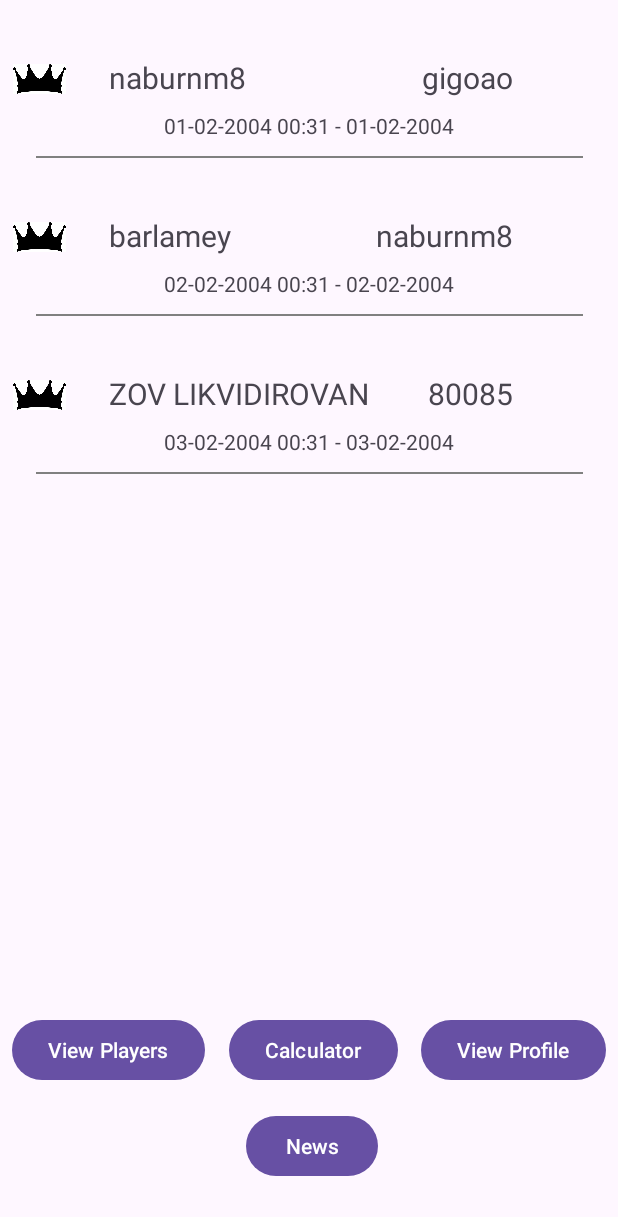
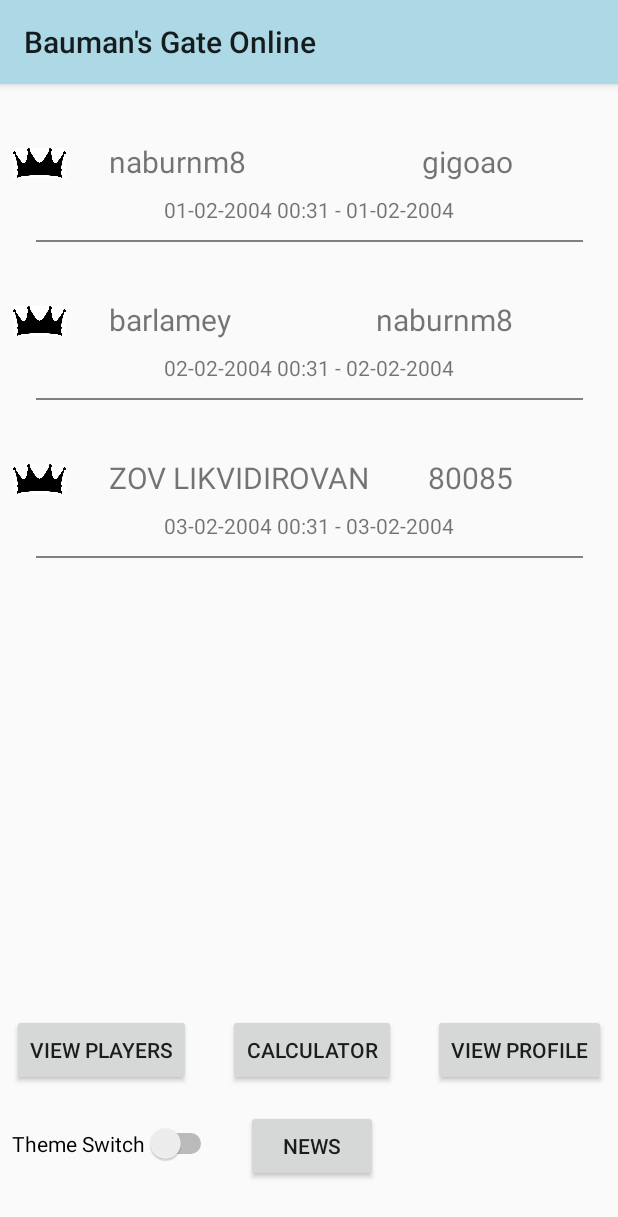
Before and after one commit to naburnm8/AndroidLab, an Android app: the BattleListActivity screen opened directly, with no data from a screen before it, on a phone screen of 412 x 824 dp. Shown: the top 1217 px of the screen. Run offline under Robolectric (Android 15) with nearby library versions, the phone set to English and light mode, and no system bars.

Commit message:
lab7 ind task done (added dark mode)

```diff
--- a/app/src/main/AndroidManifest.xml
+++ b/app/src/main/AndroidManifest.xml
@@ -10,7 +10,7 @@
             android:label="@string/app_name"
             android:roundIcon="@mipmap/ic_launcher_round"
             android:supportsRtl="true"
-            android:theme="@style/Theme.LabApp"
+            android:theme="@style/SwitchableTheme"
             tools:targetApi="31">
         <activity
                 android:name=".MainActivity"
@@ -18,7 +18,6 @@
                 android:exported="true">
             <intent-filter>
                 <action android:name="android.intent.action.MAIN"/>
-
                 <category android:name="android.intent.category.LAUNCHER"/>
             </intent-filter>
         </activity>
--- a/app/src/main/java/ru/naburnm8/android/labapp/BattleListActivity.java
+++ b/app/src/main/java/ru/naburnm8/android/labapp/BattleListActivity.java
@@ -3,7 +3,9 @@ package ru.naburnm8.android.labapp;
 import android.content.Intent;
 import android.os.Bundle;
 import android.widget.Button;
+import android.widget.Switch;
 import androidx.appcompat.app.AppCompatActivity;
+import androidx.appcompat.app.AppCompatDelegate;
 import androidx.recyclerview.widget.LinearLayoutManager;
 import androidx.recyclerview.widget.RecyclerView;
 import ru.naburnm8.android.labapp.adapter.BattleAdapter;
@@ -20,14 +22,26 @@ public class BattleListActivity extends AppCompatActivity {
     RecyclerView recyclerView;
     BattleAdapter battleAdapter;
     Button calculator, profile, players, news;
+    Switch themeSwitch;
+
     @Override
     protected void onCreate(Bundle savedInstanceState) {
         super.onCreate(savedInstanceState);
         setContentView(R.layout.bauman_menu);
+        //setTheme(R.style.Base_Theme_Material3_Dark);
         recyclerView = findViewById(R.id.list1);
         calculator = findViewById(R.id.calculator);
         profile = findViewById(R.id.viewProfile);
         players = findViewById(R.id.viewPlayers);
+        themeSwitch = findViewById(R.id.themeSwitch);
+        themeSwitch.setOnCheckedChangeListener((buttonView, isChecked) -> {
+            if (isChecked) {
+                AppCompatDelegate.setDefaultNightMode(AppCompatDelegate.MODE_NIGHT_YES);
+            }
+            else {
+                AppCompatDelegate.setDefaultNightMode(AppCompatDelegate.MODE_NIGHT_NO);
+            }
+        });
         profile.setOnClickListener(view -> {
             Intent intent = new Intent(this, ProfileActivity.class);
             startActivity(intent);
--- a/app/src/main/res/layout/bauman_menu.xml
+++ b/app/src/main/res/layout/bauman_menu.xml
@@ -61,4 +61,14 @@
             app:layout_constraintEnd_toEndOf="parent"
             android:layout_marginEnd="160dp"
             android:layout_marginBottom="36dp"/>
+
+    <Switch
+            android:text="Theme Switch"
+            android:layout_width="wrap_content"
+            android:layout_height="wrap_content"
+            android:id="@+id/themeSwitch"
+            app:layout_constraintBottom_toBottomOf="parent"
+            app:layout_constraintStart_toStartOf="parent"
+            android:layout_marginStart="8dp"
+            android:layout_marginBottom="48dp"/>
 </androidx.constraintlayout.widget.ConstraintLayout>
--- a/app/src/main/res/values-night/themes.xml
+++ b/app/src/main/res/values-night/themes.xml
@@ -1,7 +1,7 @@
 <resources xmlns:tools="http://schemas.android.com/tools">
     <!-- Base application theme. -->
-    <style name="Base.Theme.LabApp" parent="Theme.Material3.DayNight.NoActionBar">
-        <!-- Customize your dark theme here. -->
-        <!-- <item name="colorPrimary">@color/my_dark_primary</item> -->
+    <style name="SwitchableTheme" parent="Theme.AppCompat.DayNight">
+        <item name="colorPrimary">@color/purple</item>
+        <item name="colorPrimaryDark">@color/purple</item>
     </style>
 </resources>
--- a/app/src/main/res/values/colors.xml
+++ b/app/src/main/res/values/colors.xml
@@ -2,4 +2,7 @@
 <resources>
     <color name="black">#FF000000</color>
     <color name="white">#FFFFFFFF</color>
+    <color name="darkBlue">#00004B</color>
+    <color name="purple">#8B008B</color>
+    <color name="lightBlue">#ADD8E6</color>
 </resources>
--- a/app/src/main/res/values/strings.xml
+++ b/app/src/main/res/values/strings.xml
@@ -1,3 +1,3 @@
 <resources>
-    <string name="app_name">LabApp</string>
+    <string name="app_name">Bauman\'s Gate Online</string>
 </resources>
--- a/app/src/main/res/values/themes.xml
+++ b/app/src/main/res/values/themes.xml
@@ -6,4 +6,8 @@
     </style>
 
     <style name="Theme.LabApp" parent="Base.Theme.LabApp"/>
+    <style name="SwitchableTheme" parent="Theme.AppCompat.DayNight">
+        <item name="colorPrimary">@color/lightBlue</item>
+        <item name="colorPrimaryDark">@color/lightBlue</item>
+    </style>
 </resources>
```
